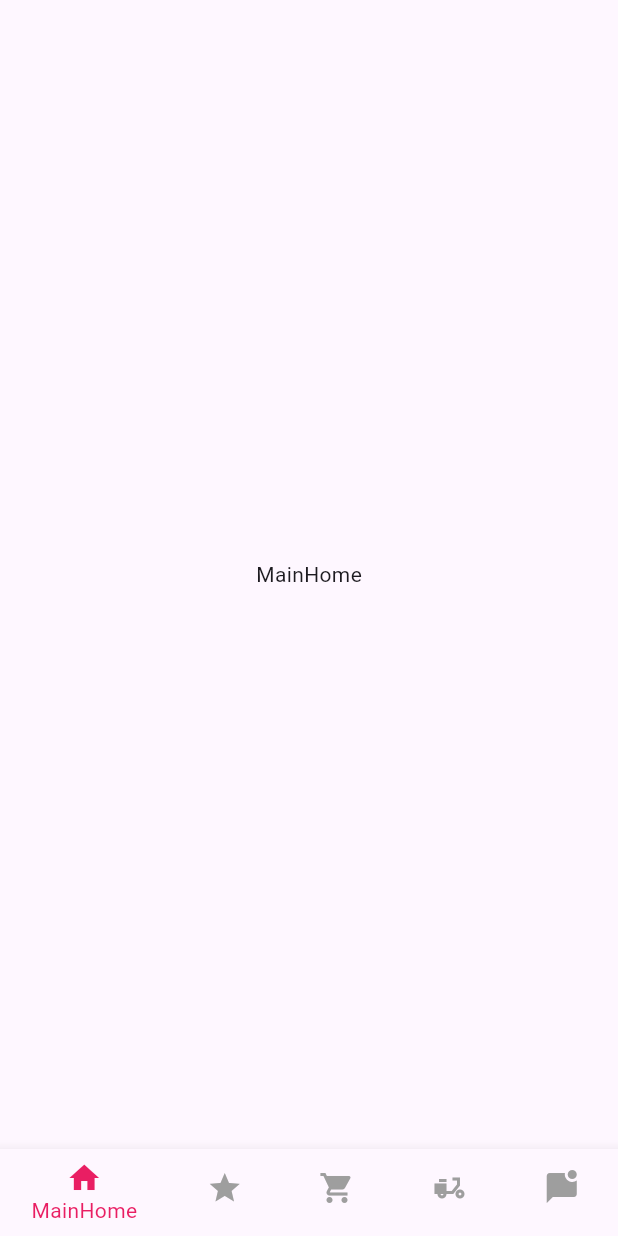
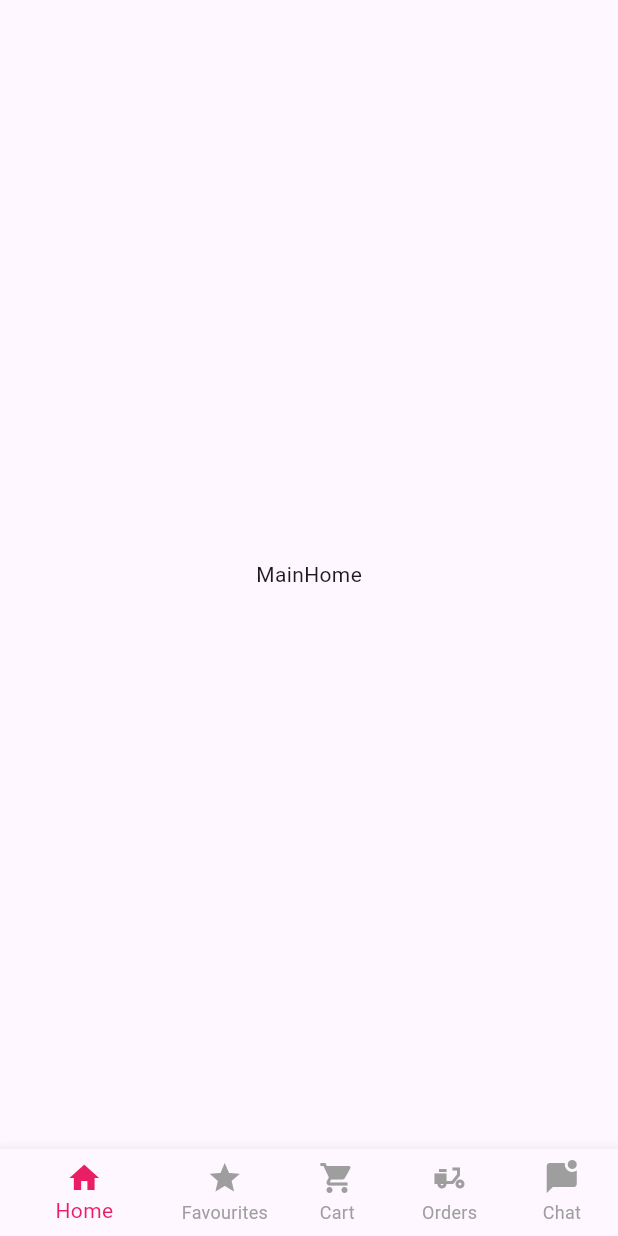
Before and after one commit to praiseTheSunn/tastytakeout_user_app, a Flutter app: the screen it shows after launch, on a phone screen of 412 x 824 dp. Run offline on Flutter 3.47's test engine with Material 3 defaults, Android fonts, the phone set to English and light mode, and no system bars; our stand-ins replace get.

Commit message:
update bottom bar

```diff
--- a/lib/main.dart
+++ b/lib/main.dart
@@ -105,7 +105,7 @@ class HomePage extends GetView<HomeController> {
             items: const <BottomNavigationBarItem>[
               BottomNavigationBarItem(
                 icon: Icon(Icons.home),
-                label: 'MainHome',
+                label: 'Home',
               ),
               BottomNavigationBarItem(
                 icon: Icon(Icons.star),
@@ -127,6 +127,7 @@ class HomePage extends GetView<HomeController> {
             currentIndex: controller.currentIndex.value,
             selectedItemColor: Colors.pink,
             unselectedItemColor: Colors.grey,
+            showUnselectedLabels: true,
             onTap: controller.changePage),
       ),
     );
```
